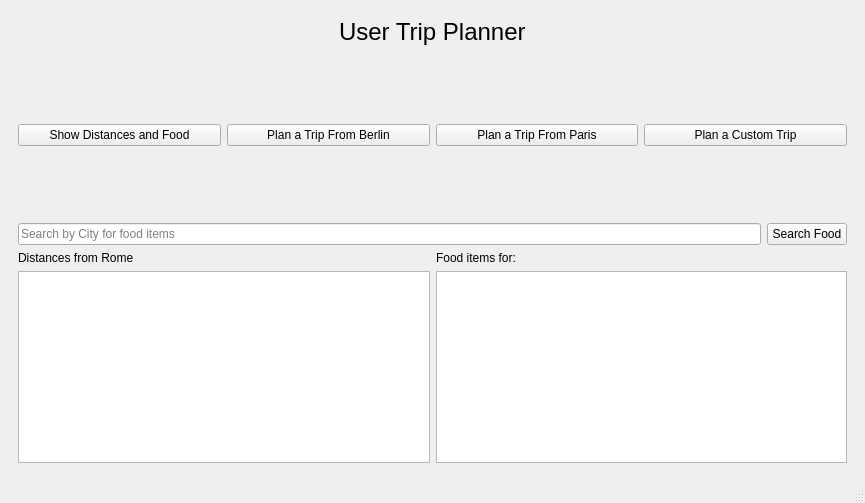
Above: Qt_Project/user.ui from zzfp/Class_project_1 before the change. Below: the same form after it.
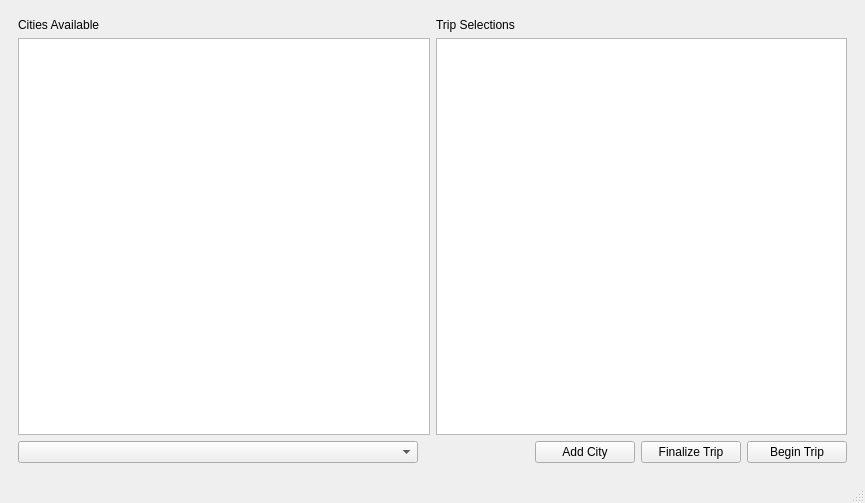
That is the form after the change. The open tabs and pages were chosen to show the change.

Commit message:
Merge pull request #6 from zzfp/euroTripValueFixAndCompleteParisTrip
updated the euromap function to work properly. fixed paris trip

Diff of the .ui file:
```diff
--- a/Qt_Project/user.ui
+++ b/Qt_Project/user.ui
@@ -577,6 +577,116 @@
         </item>
        </layout>
       </widget>
+      <widget class="QWidget" name="customTripPage">
+       <layout class="QGridLayout" name="gridLayout_6">
+        <item row="0" column="0">
+         <layout class="QVBoxLayout" name="verticalLayout_16">
+          <item>
+           <layout class="QHBoxLayout" name="horizontalLayout_15">
+            <item>
+             <layout class="QVBoxLayout" name="verticalLayout_15">
+              <item>
+               <widget class="QLabel" name="label_12">
+                <property name="text">
+                 <string>Cities Available</string>
+                </property>
+               </widget>
+              </item>
+              <item>
+               <widget class="QTableView" name="citiesTableView"/>
+              </item>
+             </layout>
+            </item>
+            <item>
+             <layout class="QVBoxLayout" name="verticalLayout_14">
+              <item>
+               <widget class="QLabel" name="label_13">
+                <property name="text">
+                 <string>Trip Selections</string>
+                </property>
+               </widget>
+              </item>
+              <item>
+               <widget class="QTableView" name="customTripTableView"/>
+              </item>
+             </layout>
+            </item>
+           </layout>
+          </item>
+          <item>
+           <layout class="QHBoxLayout" name="horizontalLayout_14">
+            <item>
+             <widget class="QComboBox" name="citiesComboBox">
+              <property name="minimumSize">
+               <size>
+                <width>400</width>
+                <height>0</height>
+               </size>
+              </property>
+             </widget>
+            </item>
+            <item>
+             <spacer name="horizontalSpacer_11">
+              <property name="orientation">
+               <enum>Qt::Horizontal</enum>
+              </property>
+              <property name="sizeHint" stdset="0">
+               <size>
+                <width>40</width>
+                <height>20</height>
+               </size>
+              </property>
+             </spacer>
+            </item>
+            <item>
+             <layout class="QHBoxLayout" name="horizontalLayout_13">
+              <item>
+               <widget class="QPushButton" name="addCustomCityPushButton">
+                <property name="minimumSize">
+                 <size>
+                  <width>100</width>
+                  <height>0</height>
+                 </size>
+                </property>
+                <property name="text">
+                 <string>Add City</string>
+                </property>
+               </widget>
+              </item>
+              <item>
+               <widget class="QPushButton" name="finalizeTripCustomCityPushButton">
+                <property name="minimumSize">
+                 <size>
+                  <width>100</width>
+                  <height>0</height>
+                 </size>
+                </property>
+                <property name="text">
+                 <string>Finalize Trip</string>
+                </property>
+               </widget>
+              </item>
+              <item>
+               <widget class="QPushButton" name="beginTripCustomCityPushButton">
+                <property name="minimumSize">
+                 <size>
+                  <width>100</width>
+                  <height>0</height>
+                 </size>
+                </property>
+                <property name="text">
+                 <string>Begin Trip</string>
+                </property>
+               </widget>
+              </item>
+             </layout>
+            </item>
+           </layout>
+          </item>
+         </layout>
+        </item>
+       </layout>
+      </widget>
      </widget>
     </item>
    </layout>
```
The commit also changes 8 other files.
